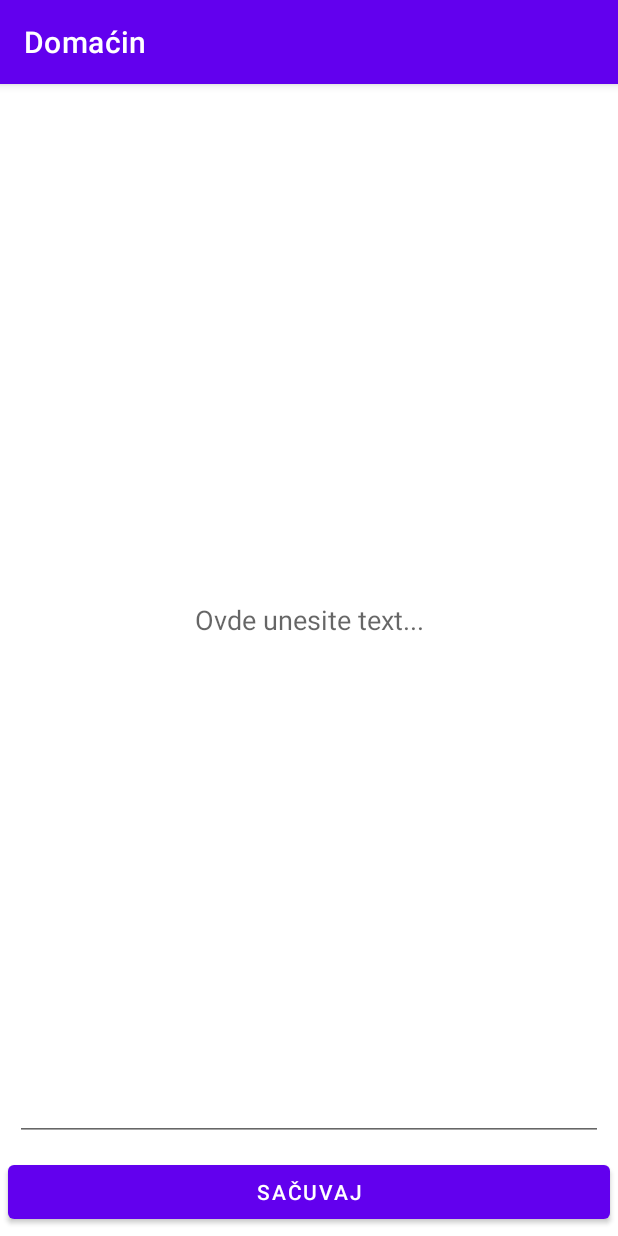
After one commit to stevanm/mis-project, an Android app: the fragment EmployeeSchedulerFragment placed in its activity, on a phone screen of 412 x 824 dp. The commit adds this screen. Run offline under Robolectric (Android 15) with nearby library versions, the phone set to English and light mode, and no system bars.

Commit message:
Create work scheduler screen

```diff
--- /dev/null
+++ b/host-android-app/app/src/main/java/rs/ac/uns/pmf/mis/restauranthost/presentation/fragments/workscheduler/EmployeeSchedulerFragment.java
@@ -0,0 +1,54 @@
+package rs.ac.uns.pmf.mis.restauranthost.presentation.fragments.workscheduler;
+
+import android.os.Bundle;
+import android.os.Handler;
+import android.view.LayoutInflater;
+import android.view.View;
+import android.view.ViewGroup;
+import android.widget.Button;
+import android.widget.EditText;
+import android.widget.Toast;
+
+import androidx.annotation.NonNull;
+import androidx.annotation.Nullable;
+import androidx.fragment.app.Fragment;
+
+import org.jetbrains.annotations.NotNull;
+
+import rs.ac.uns.pmf.mis.restauranthost.R;
+
+public class EmployeeSchedulerFragment extends Fragment {
+
+    private EditText workSchedulerNotesEditText;
+    private Button saveButton;
+
+    public EmployeeSchedulerFragment() {
+        // Required empty public constructor
+    }
+
+    public static EmployeeSchedulerFragment newInstance() {
+        EmployeeSchedulerFragment fragment = new EmployeeSchedulerFragment();
+        Bundle args = new Bundle();
+        fragment.setArguments(args);
+        return fragment;
+    }
+
+    @Override
+    public View onCreateView(LayoutInflater inflater, ViewGroup container,
+                             Bundle savedInstanceState) {
+        return inflater.inflate(R.layout.fragment_employee_scheduler, container, false);
+    }
+
+    @Override
+    public void onViewCreated(@NonNull @NotNull View view, @Nullable @org.jetbrains.annotations.Nullable Bundle savedInstanceState) {
+
+        workSchedulerNotesEditText = view.findViewById(R.id.work_scheduler_notes);
+        saveButton = view.findViewById(R.id.save);
+        saveButton.setOnClickListener(v ->
+                {
+                    Toast.makeText(v.getContext(), v.getResources().getString(R.string.please_wait), Toast.LENGTH_SHORT).show();
+                    new Handler().postDelayed(() -> getParentFragmentManager().popBackStack(), 2000);
+                }
+        );
+    }
+}
--- /dev/null
+++ b/host-android-app/app/src/main/res/layout/fragment_employee_scheduler.xml
@@ -0,0 +1,33 @@
+<?xml version="1.0" encoding="utf-8"?>
+<androidx.constraintlayout.widget.ConstraintLayout xmlns:android="http://schemas.android.com/apk/res/android"
+    xmlns:app="http://schemas.android.com/apk/res-auto"
+    xmlns:tools="http://schemas.android.com/tools"
+    android:layout_width="match_parent"
+    android:layout_height="match_parent"
+    android:orientation="vertical"
+    tools:context=".presentation.fragments.workscheduler.EmployeeSchedulerFragment">
+
+    <EditText
+        android:id="@+id/work_scheduler_notes"
+        android:layout_width="match_parent"
+        android:layout_height="0dp"
+        android:layout_gravity="center"
+        android:layout_margin="10dp"
+        android:gravity="center"
+        android:hint="@string/work_scheduler_description"
+        android:padding="10dp"
+        app:layout_constraintBottom_toTopOf="@+id/save"
+        app:layout_constraintLeft_toLeftOf="parent"
+        app:layout_constraintRight_toRightOf="parent"
+        app:layout_constraintTop_toTopOf="parent" />
+
+
+    <Button
+        android:id="@+id/save"
+        android:layout_width="match_parent"
+        android:layout_height="wrap_content"
+        android:layout_margin="5dp"
+        android:text="@string/save"
+        app:layout_constraintBottom_toBottomOf="parent" />
+
+</androidx.constraintlayout.widget.ConstraintLayout>
--- a/host-android-app/app/src/main/res/layout/fragment_manager.xml
+++ b/host-android-app/app/src/main/res/layout/fragment_manager.xml
@@ -30,6 +30,7 @@
         android:layout_height="wrap_content"
         android:layout_gravity="center"
         android:layout_margin="10dp"
+        android:backgroundTint="@color/teal_700"
         android:text="Kreiranje naloga za zaposlenog" />
 
     <Button
@@ -38,6 +39,7 @@
         android:layout_height="wrap_content"
         android:layout_gravity="center"
         android:layout_margin="10dp"
+        android:backgroundTint="@color/teal_700"
         android:text="Prikaz svih zaposlenih" />
 
 </LinearLayout>
--- a/host-android-app/app/src/main/res/layout/main_fragment.xml
+++ b/host-android-app/app/src/main/res/layout/main_fragment.xml
@@ -22,6 +22,7 @@
         android:layout_height="wrap_content"
         android:layout_gravity="center"
         android:layout_margin="10dp"
+        android:backgroundTint="@color/teal_700"
         android:text="@string/waiter" />
 
     <Button
@@ -30,6 +31,7 @@
         android:layout_height="wrap_content"
         android:layout_gravity="center"
         android:layout_margin="10dp"
+        android:backgroundTint="@color/teal_700"
         android:text="@string/bartender" />
 
     <Button
@@ -38,6 +40,7 @@
         android:layout_height="wrap_content"
         android:layout_gravity="center"
         android:layout_margin="10dp"
+        android:backgroundTint="@color/teal_700"
         android:text="@string/chef" />
 
 </LinearLayout>
--- a/host-android-app/app/src/main/res/values/strings.xml
+++ b/host-android-app/app/src/main/res/values/strings.xml
@@ -8,5 +8,9 @@
     <string name="make_order">Kreiraj nabavku</string>
     <string name="amount" translatable="false">količina:</string>
     <string name="articles_list_created" translatable="false">Spisak artikala je kreiran!</string>
+    <string name="edit">Izmeni</string>
+    <string name="save">Sačuvaj</string>
+    <string name="work_scheduler_description">Ovde unesite text...</string>
+    <string name="please_wait">Molimo Vas sacekajte! Cuvanje u toku ...</string>
 
 </resources>
```
Also changed, not shown: host-android-app/app/src/main/java/rs/ac/uns/pmf/mis/restauranthost/presentation/fragments/manager/ManagerFragment.java (+11 -0 lines), 2 other files.
